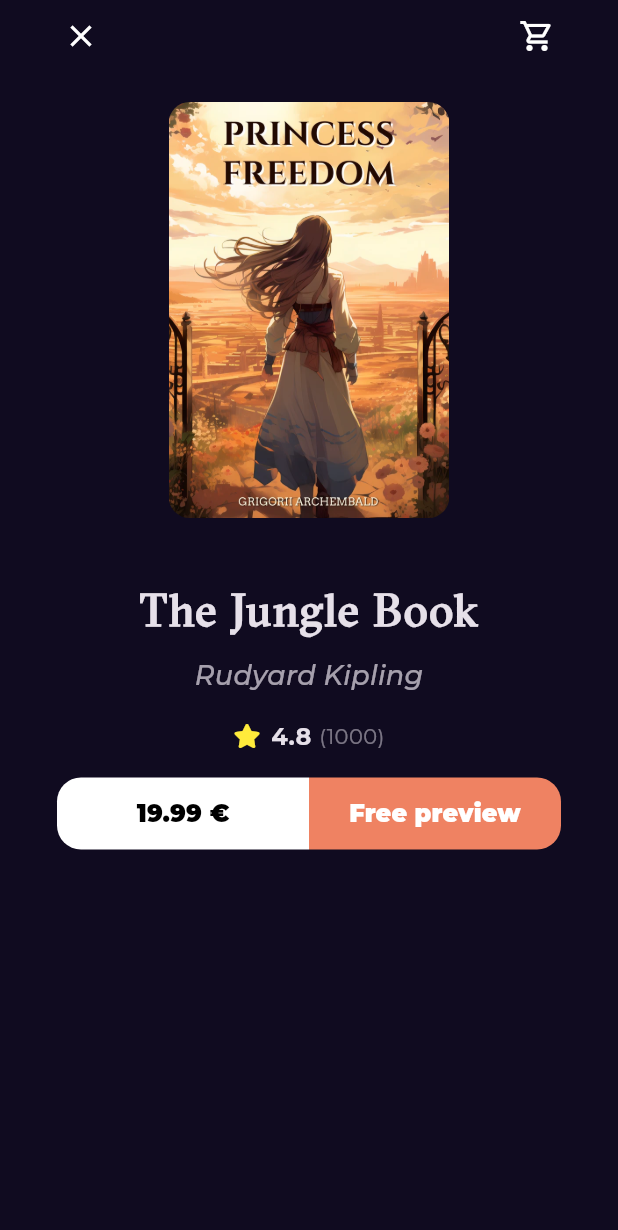
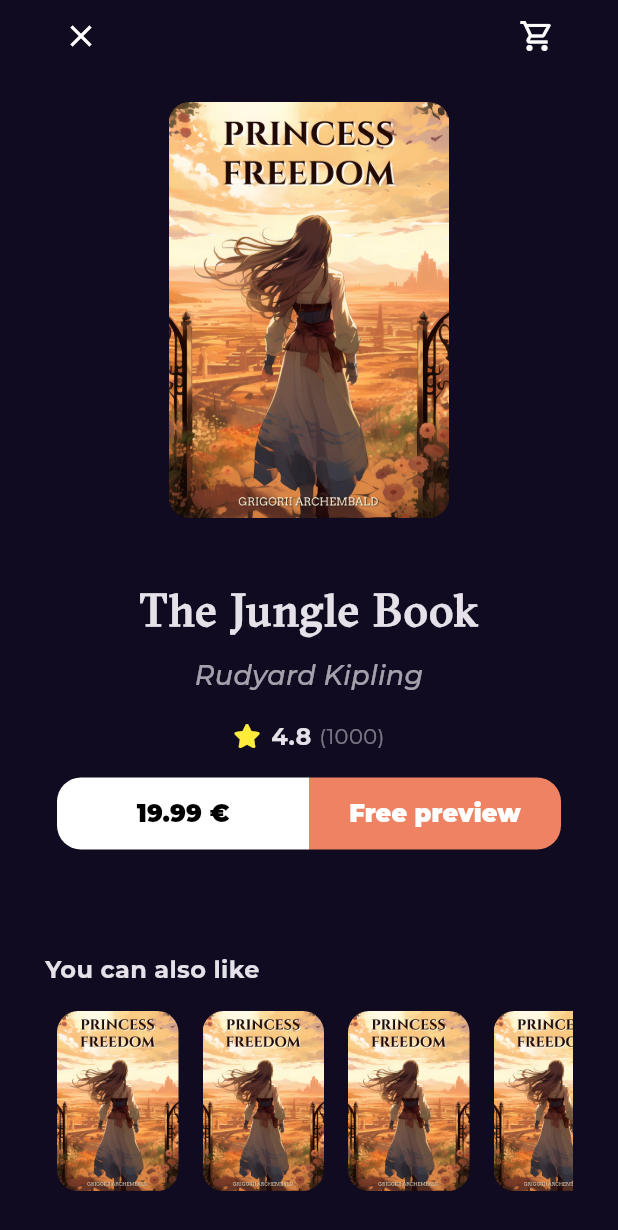
Before and after one commit to kerlosatef/bookly, a Flutter app: the BookDetailsView screen opened by its route, on a phone screen of 412 x 824 dp. Shown: the top 1230 px of the screen. Run offline on Flutter 3.47's test engine with Material 3 defaults, Android fonts, the phone set to English and light mode, and no system bars; our stand-ins replace font_awesome_flutter, go_router, google_fonts.

Commit message:
Refactor book details view to use CustomScrollView for improved scrolling and add similar books section

```diff
--- a/lib/Features/home/presentation/views/widget/Book_details_view_body.dart
+++ b/lib/Features/home/presentation/views/widget/Book_details_view_body.dart
@@ -2,8 +2,8 @@
 import 'package:bookly/Features/home/presentation/views/widget/Books_action.dart';
 import 'package:bookly/Features/home/presentation/views/widget/Custom_Book_Details_App_Bar.dart';
 import 'package:bookly/Features/home/presentation/views/widget/Custome_book_item.dart';
+import 'package:bookly/Features/home/presentation/views/widget/Siller_Book_List_View.dart';
 import 'package:bookly/core/utlis/styels.dart';
-import 'package:bookly/core/widget/custome_button.dart';
 import 'package:flutter/material.dart';
 
 class BookDetailsViewBody extends StatelessWidget {
@@ -12,7 +12,11 @@
   @override
   Widget build(BuildContext context) {
     var width = MediaQuery.of(context).size.width;
-    return Padding(
+    return CustomScrollView(
+      slivers: [
+        SliverFillRemaining(
+          hasScrollBody: false,
+          child: Padding(
             padding: const EdgeInsets.symmetric(horizontal: 30),
             child: Column(
               children: [
@@ -56,8 +60,33 @@
                   height: 16,
                 ),
                 BookAction(),
+                Expanded(
+                  child: SizedBox(
+                    height: 50,
+                  ),
+                ),
+                Align(
+                  alignment: Alignment.centerLeft,
+                  child: Text(
+                    "You can also like",
+                    style: Styles.textStyle16.copyWith(
+                      fontWeight: FontWeight.bold,
+                    ),
+                  ),
+                ),
+                Padding(
+                  padding: const EdgeInsets.only(
+                    top: 16,
+                    bottom: 30,
+                  ),
+                  child:
+                      SizedBox(height: 120, child: const SillerBookListView()),
+                ),
               ],
             ),
+          ),
+        )
+      ],
     );
   }
 }
--- /dev/null
+++ b/lib/Features/home/presentation/views/widget/Siller_Book_List_View.dart
@@ -0,0 +1,22 @@
+import 'package:bookly/Features/home/presentation/views/widget/Custome_book_item.dart';
+import 'package:flutter/material.dart';
+
+class SillerBookListView extends StatelessWidget {
+  const SillerBookListView({super.key});
+
+  @override
+  Widget build(BuildContext context) {
+    return SizedBox(
+      height: MediaQuery.of(context).size.height * 0.3,
+      child: ListView.builder(
+        scrollDirection: Axis.horizontal,
+        itemBuilder: (context, index) {
+          return Padding(
+            padding: const EdgeInsets.symmetric(horizontal: 8),
+            child: Customebookimage(),
+          );
+        },
+      ),
+    );
+  }
+}
```
Lines whose indentation alone changed are shown as unchanged.
